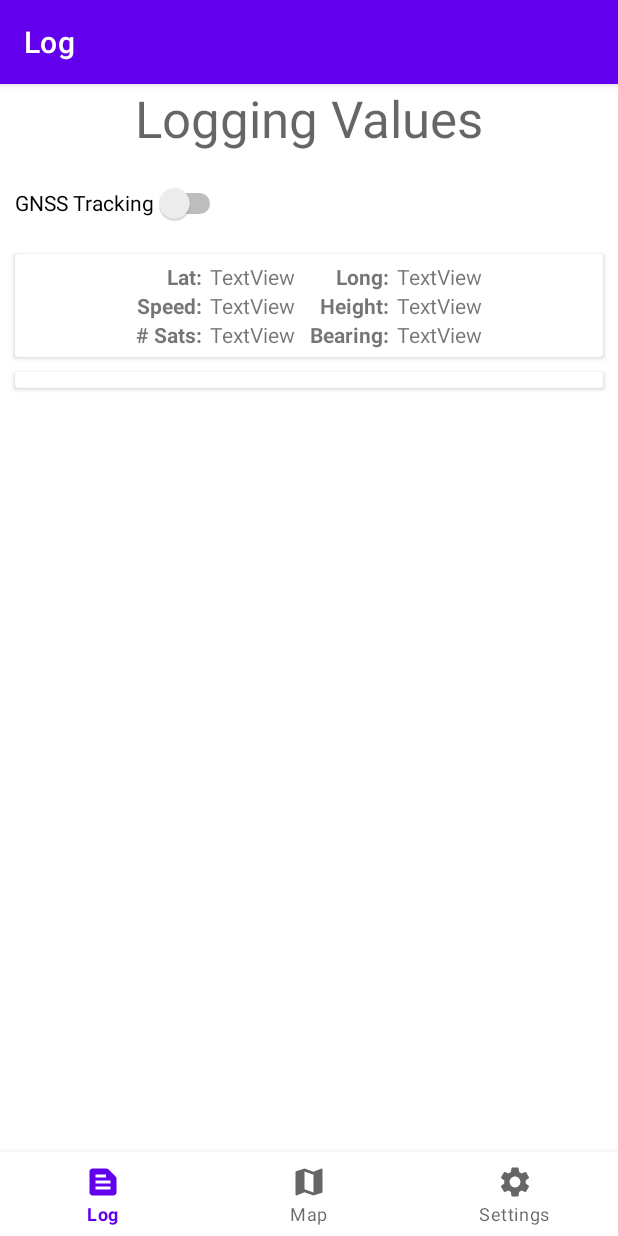
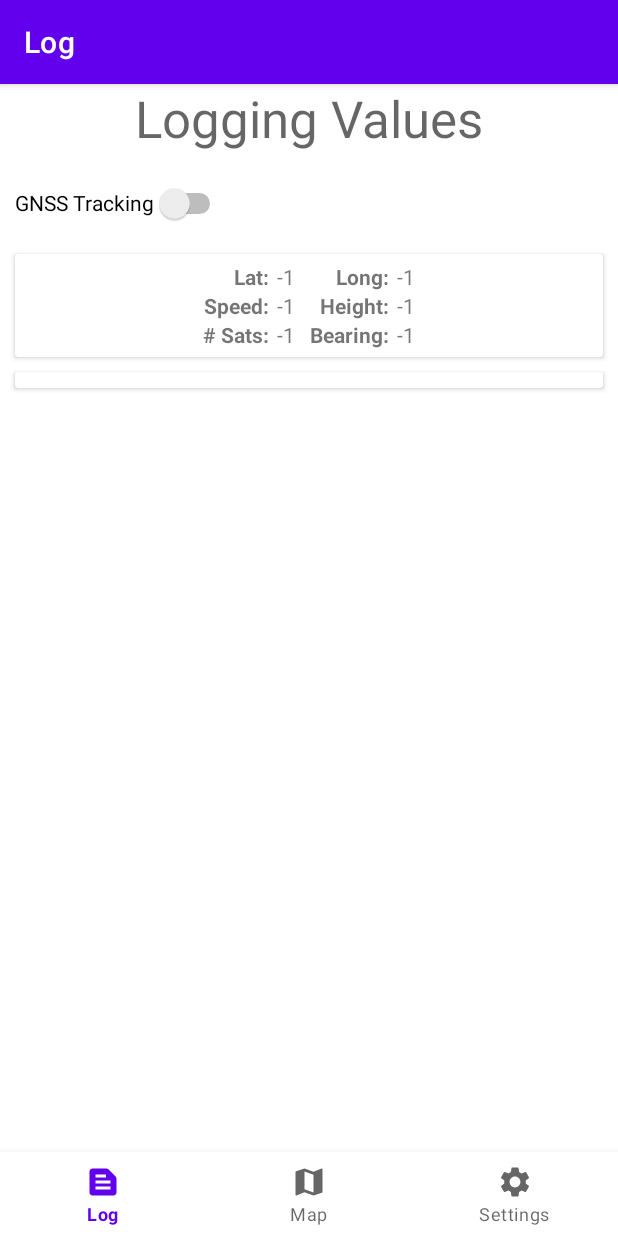
Before and after one commit to hawonp/gnss_dr, an Android app: the LogFragment screen opened through its navigation route, on a phone screen of 412 x 824 dp. Run offline under Robolectric (Android 15) with nearby library versions, the phone set to English and light mode, and no system bars; our stand-ins replace navigation-ui.

Commit message:
[PAT] Change placeholder values

```diff
--- a/app/src/main/res/layout/fragment_log.xml
+++ b/app/src/main/res/layout/fragment_log.xml
@@ -54,7 +54,7 @@
                     android:id="@+id/text_log_lat_value"
                     android:layout_width="wrap_content"
                     android:layout_height="wrap_content"
-                    android:text="@string/textview" />
+                    android:text="-1" />
 
                 <TextView
                     android:id="@+id/text_log_long_title"
@@ -70,7 +70,7 @@
                     android:id="@+id/text_log_long_value"
                     android:layout_width="wrap_content"
                     android:layout_height="wrap_content"
-                    android:text="@string/textview" />
+                    android:text="-1" />
             </TableRow>
 
             <TableRow
@@ -91,7 +91,7 @@
                     android:id="@+id/text_log_speed_value"
                     android:layout_width="wrap_content"
                     android:layout_height="wrap_content"
-                    android:text="@string/textview" />
+                    android:text="-1" />
 
                 <TextView
                     android:id="@+id/text_log_height_title"
@@ -107,7 +107,7 @@
                     android:id="@+id/text_log_height_value"
                     android:layout_width="wrap_content"
                     android:layout_height="wrap_content"
-                    android:text="TextView"
+                    android:text="-1"
                     tools:ignore="TouchTargetSizeCheck,DuplicateSpeakableTextCheck" />
             </TableRow>
 
@@ -129,7 +129,7 @@
                     android:id="@+id/text_log_num_value"
                     android:layout_width="wrap_content"
                     android:layout_height="wrap_content"
-                    android:text="@string/textview" />
+                    android:text="-1" />
 
                 <TextView
                     android:id="@+id/text_log_bearing_title"
@@ -145,7 +145,7 @@
                     android:id="@+id/text_log_bearing_value"
                     android:layout_width="wrap_content"
                     android:layout_height="wrap_content"
-                    android:text="TextView"
+                    android:text="-1"
                     tools:ignore="TouchTargetSizeCheck,DuplicateSpeakableTextCheck" />
 
             </TableRow>
```
Also changed, not shown: 1 other file.
